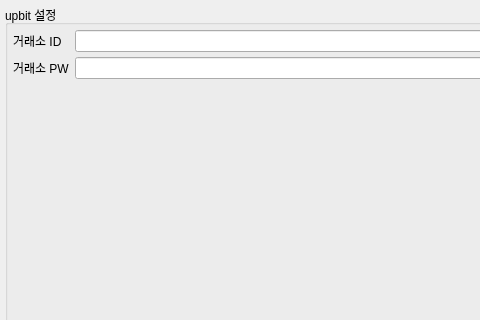
This is ui/exchange_widgets/UpbitWidget.ui in songsb13/DiffTrader as Qt 5 draws it before an edit; both pictures show x 0 to 480 and y 0 to 320 of the 650 by 500 pixel window. The edited form follows.
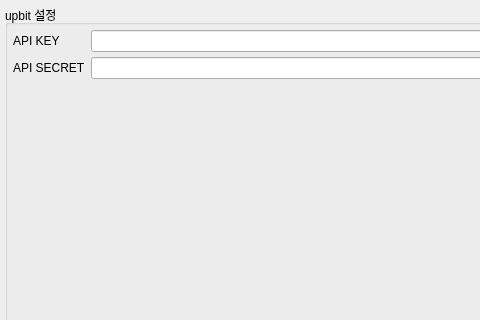
This is the edited form.

Commit message: exchange widget ui fixed

The edit to the form file:
```diff
--- a/ui/exchange_widgets/UpbitWidget.ui
+++ b/ui/exchange_widgets/UpbitWidget.ui
@@ -53,7 +53,7 @@
       <item row="1" column="0">
        <widget class="QLabel" name="label_2">
         <property name="text">
-         <string>거래소 PW</string>
+         <string>API SECRET</string>
         </property>
         <property name="alignment">
          <set>Qt::AlignLeading|Qt::AlignLeft|Qt::AlignVCenter</set>
@@ -80,7 +80,7 @@
       <item row="0" column="0">
        <widget class="QLabel" name="label">
         <property name="text">
-         <string>거래소 ID</string>
+         <string>API KEY</string>
         </property>
         <property name="alignment">
          <set>Qt::AlignLeading|Qt::AlignLeft|Qt::AlignVCenter</set>
```
Left out of the diff: 8 changed lines with no effect on the pictures. The commit also changes 2 other files.
